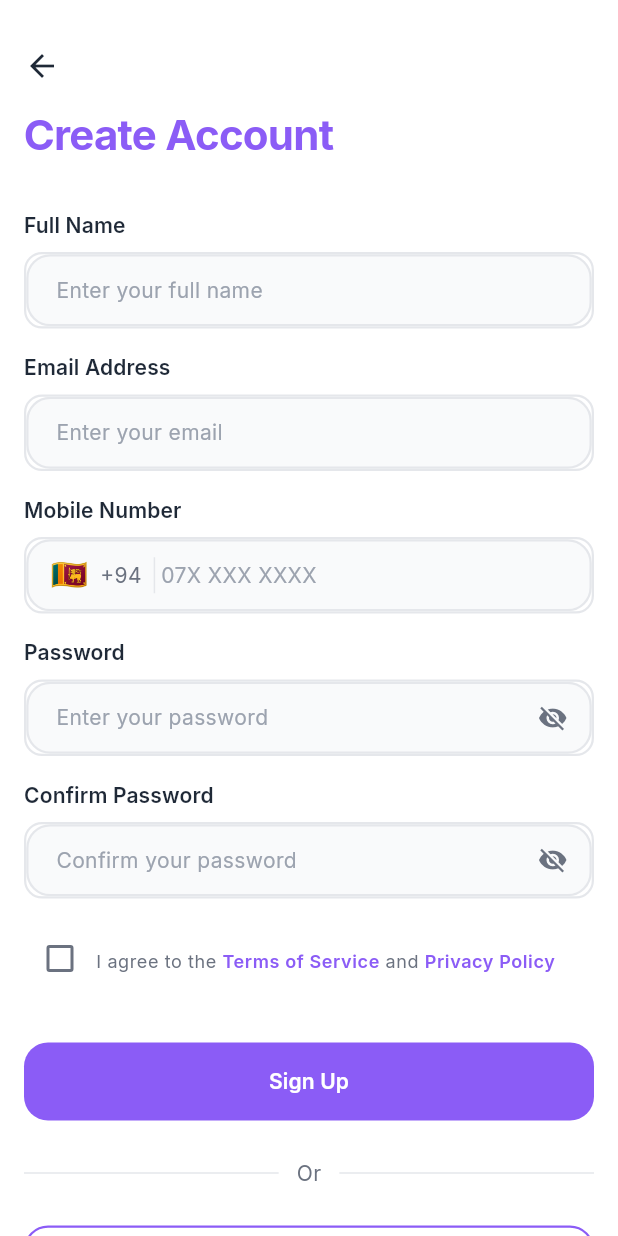
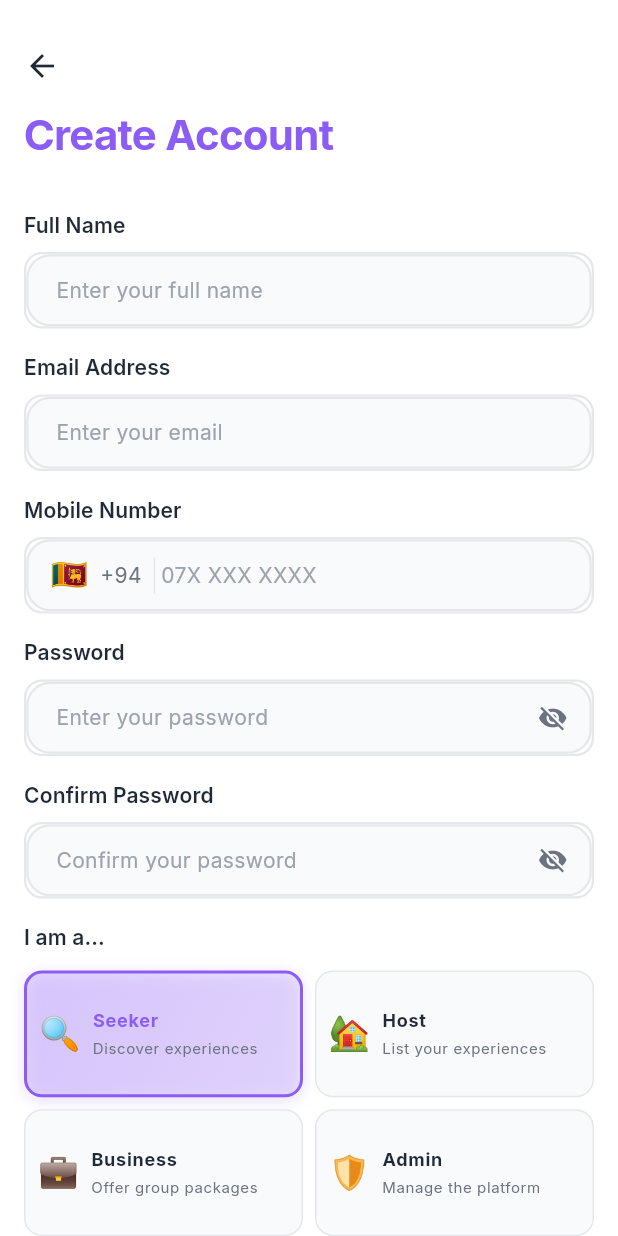
Before and after one commit to Zeylo6/Zeylo-starter, a Flutter app: the SignupScreen screen opened by its route, on a phone screen of 412 x 824 dp. Run offline on Flutter 3.47's test engine with Material 3 defaults, Android fonts, the phone set to English and light mode, and no system bars; our stand-ins replace cached_network_image, cloud_firestore, connectivity_plus, dartz, equatable, firebase_auth and 8 more; accounts and stored records are empty; network calls fail.

```diff
--- a/zeylo/lib/features/auth/data/repositories/auth_repository_impl.dart
+++ b/zeylo/lib/features/auth/data/repositories/auth_repository_impl.dart
@@ -42,6 +42,7 @@ class AuthRepositoryImpl implements AuthRepository {
     required String email,
     required String phone,
     required String password,
+    String role = 'seeker',
   }) async {
     try {
       return await dataSource.signUpWithEmail(
@@ -49,6 +50,7 @@ class AuthRepositoryImpl implements AuthRepository {
         email: email,
         phone: phone,
         password: password,
+        role: role,
       );
     } catch (e) {
       rethrow;
--- a/zeylo/lib/features/auth/domain/repositories/auth_repository.dart
+++ b/zeylo/lib/features/auth/domain/repositories/auth_repository.dart
@@ -22,6 +22,7 @@ abstract class AuthRepository {
     required String email,
     required String phone,
     required String password,
+    String role = 'seeker',
   });
 
   /// Sign in using Google OAuth
--- a/zeylo/lib/features/auth/presentation/providers/auth_provider.dart
+++ b/zeylo/lib/features/auth/presentation/providers/auth_provider.dart
@@ -134,6 +134,7 @@ class AuthNotifier extends StateNotifier<AsyncValue<UserEntity?>> {
     required String email,
     required String phone,
     required String password,
+    String role = 'seeker',
   }) async {
     state = const AsyncValue.loading();
     try {
@@ -142,6 +143,7 @@ class AuthNotifier extends StateNotifier<AsyncValue<UserEntity?>> {
         email: email,
         phone: phone,
         password: password,
+        role: role,
       );
       state = AsyncValue.data(user);
     } catch (e, st) {
--- a/zeylo/lib/features/auth/presentation/screens/signup_screen.dart
+++ b/zeylo/lib/features/auth/presentation/screens/signup_screen.dart
@@ -3,6 +3,7 @@ import 'package:flutter_riverpod/flutter_riverpod.dart';
 import 'package:go_router/go_router.dart';
 
 import '../../../../core/theme/app_colors.dart';
+import '../../../../core/theme/app_radius.dart';
 import '../../../../core/theme/app_spacing.dart';
 import '../../../../core/theme/app_typography.dart';
 import '../../../../core/utils/validators.dart';
@@ -35,6 +36,7 @@ class _SignupScreenState extends ConsumerState<SignupScreen> {
   String? _passwordError;
   String? _confirmPasswordError;
   bool _agreeToTerms = false;
+  String _selectedRole = 'seeker'; // Default role
 
   @override
   void initState() {
@@ -98,6 +100,7 @@ class _SignupScreenState extends ConsumerState<SignupScreen> {
         email: _emailController.text,
         phone: _phoneController.text,
         password: _passwordController.text,
+        role: _selectedRole,
       );
 
       if (mounted) {
@@ -245,6 +248,31 @@ class _SignupScreenState extends ConsumerState<SignupScreen> {
                 },
               ),
               const SizedBox(height: AppSpacing.lg),
+
+              // Role Selector
+              Text(
+                'I am a...',
+                style: AppTypography.labelLarge.copyWith(
+                  color: AppColors.textPrimary,
+                  fontWeight: FontWeight.w600,
+                ),
+              ),
+              const SizedBox(height: AppSpacing.md),
+              GridView.count(
+                crossAxisCount: 2,
+                shrinkWrap: true,
+                physics: const NeverScrollableScrollPhysics(),
+                crossAxisSpacing: AppSpacing.sm,
+                mainAxisSpacing: AppSpacing.sm,
+                childAspectRatio: 2.2,
+                children: [
+                  _buildRoleCard('seeker', '🔍', 'Seeker', 'Discover experiences'),
+                  _buildRoleCard('host', '🏡', 'Host', 'List your experiences'),
+                  _buildRoleCard('business', '💼', 'Business', 'Offer group packages'),
+                  _buildRoleCard('admin', '🛡️', 'Admin', 'Manage the platform'),
+                ],
+              ),
+              const SizedBox(height: AppSpacing.lg),
               // Terms checkbox
               Row(
                 children: [
@@ -377,4 +405,62 @@ class _SignupScreenState extends ConsumerState<SignupScreen> {
       ),
     );
   }
+
+  Widget _buildRoleCard(String role, String emoji, String label, String description) {
+    final bool isSelected = _selectedRole == role;
+    return GestureDetector(
+      onTap: () => setState(() => _selectedRole = role),
+      child: AnimatedContainer(
+        duration: const Duration(milliseconds: 200),
+        padding: const EdgeInsets.symmetric(horizontal: AppSpacing.sm, vertical: AppSpacing.sm),
+        decoration: BoxDecoration(
+          gradient: isSelected
+              ? LinearGradient(
+                  colors: [AppColors.primary.withAlpha(51), AppColors.primary.withAlpha(25)],
+                  begin: Alignment.topLeft,
+                  end: Alignment.bottomRight,
+                )
+              : null,
+          color: isSelected ? null : AppColors.surface,
+          borderRadius: BorderRadius.circular(AppRadius.md),
+          border: Border.all(
+            color: isSelected ? AppColors.primary : AppColors.border,
+            width: isSelected ? 2 : 1,
+          ),
+          boxShadow: isSelected
+              ? [BoxShadow(color: AppColors.primary.withAlpha(51), blurRadius: 8, offset: const Offset(0, 2))]
+              : null,
+        ),
+        child: Row(
+          children: [
+            Text(emoji, style: const TextStyle(fontSize: 22)),
+            const SizedBox(width: AppSpacing.sm),
+            Expanded(
+              child: Column(
+                crossAxisAlignment: CrossAxisAlignment.start,
+                mainAxisAlignment: MainAxisAlignment.center,
+                children: [
+                  Text(
+                    label,
+                    style: AppTypography.labelMedium.copyWith(
+                      color: isSelected ? AppColors.primary : AppColors.textPrimary,
+                      fontWeight: FontWeight.w700,
+                    ),
+                  ),
+                  Text(
+                    description,
+                    style: AppTypography.bodySmall.copyWith(
+                      color: AppColors.textSecondary,
+                      fontSize: 10,
+                    ),
+                    overflow: TextOverflow.ellipsis,
+                  ),
+                ],
+              ),
+            ),
+          ],
+        ),
+      ),
+    );
+  }
 }
```
Also changed, not shown: zeylo/lib/features/auth/data/datasources/firebase_auth_datasource.dart (+5 -3 lines), zeylo/lib/features/profile/presentation/screens/profile_screen.dart (+51 -11 lines).
